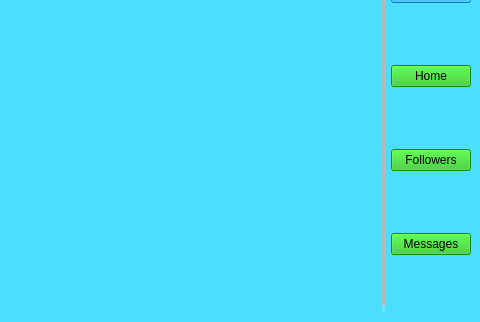
This is Paxel/homescreen.ui in ClownKingWalrus/PAXEL as Qt 5 draws it before an edit; both pictures show x 197 to 677 and y 286 to 608 of the 677 by 608 pixel window. The edited form follows.
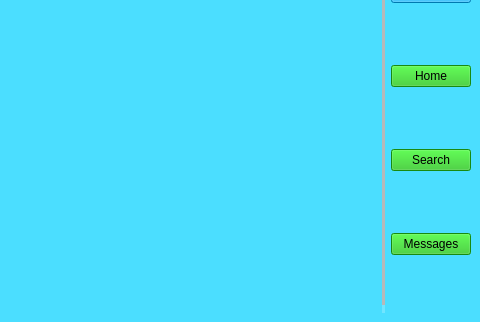
This is the edited form.

Commit message:
Search and Block users
very doesn't work well

```diff
--- a/Paxel/homescreen.ui
+++ b/Paxel/homescreen.ui
@@ -263,7 +263,7 @@
 }</string>
           </property>
           <property name="text">
-           <string>Followers</string>
+           <string>Search</string>
           </property>
          </widget>
         </item>
```
Left out of the diff: 6 changed lines with no effect on the pictures. The commit also changes 6 other files.
